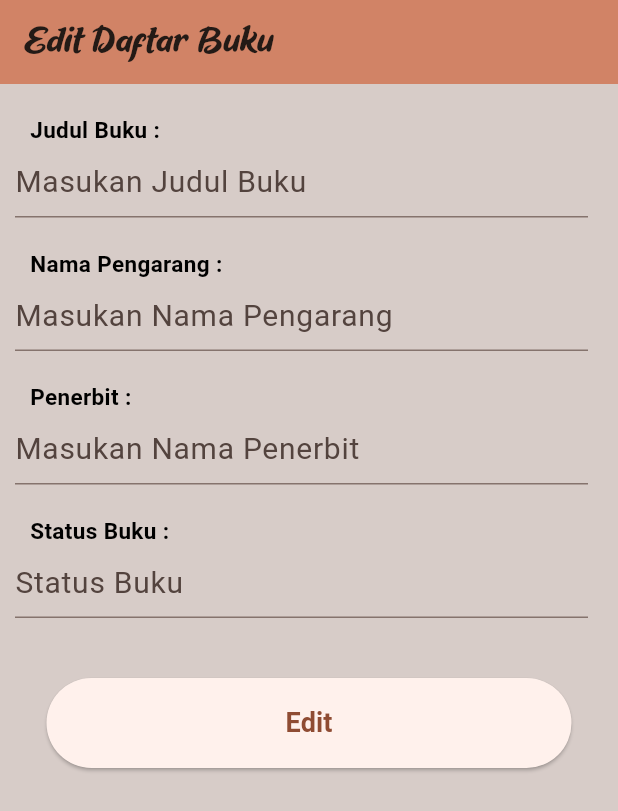
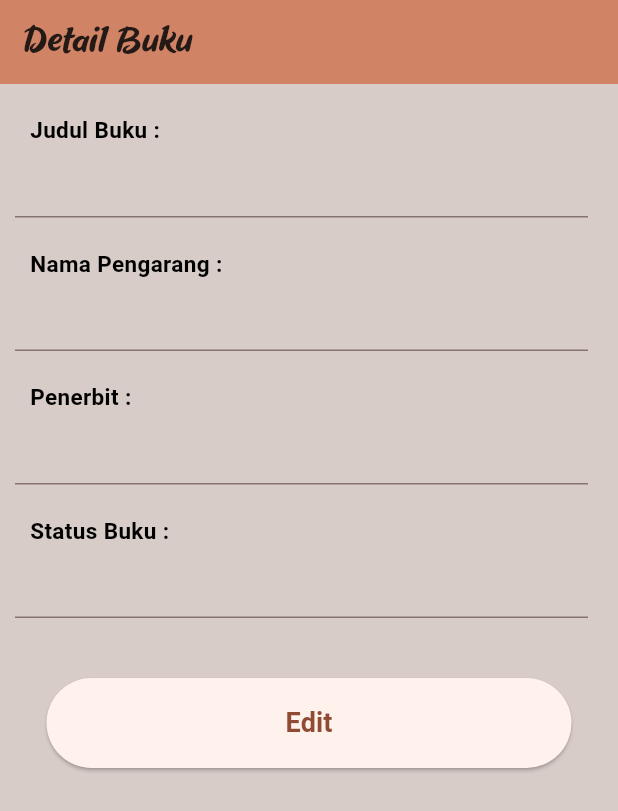
Before and after one commit to Reyfadh07/033_PAWNBOOK, a Flutter app: the screen it shows after launch, on a phone screen of 412 x 824 dp. Shown: the top 811 px of the screen. Run offline on Flutter 3.47's test engine with Material 2 defaults, Android fonts, the phone set to English and light mode, and no system bars.

Commit message:
Membuat view detail buku

```diff
--- a/lib/main.dart
+++ b/lib/main.dart
@@ -1,6 +1,7 @@
 import 'package:flutter/material.dart';
 import 'package:pawn_book/view/add_daftarbuku.dart';
 import 'package:pawn_book/view/add_daftarpeminjam.dart';
+import 'package:pawn_book/view/detail_daftarbuku.dart';
 import 'package:pawn_book/view/edit_daftarbuku.dart';
 import 'package:pawn_book/view/edit_daftarpeminjam.dart';
 import 'package:pawn_book/view/homepage.dart';
@@ -23,7 +24,7 @@ class MyApp extends StatelessWidget {
             ColorScheme.fromSeed(seedColor: Color.fromARGB(255, 209, 131, 102)),
         useMaterial3: true,
       ),
-      home: EditBuku(),
+      home: DetailBuku(),
     );
   }
 }
--- /dev/null
+++ b/lib/view/detail_daftarbuku.dart
@@ -0,0 +1,165 @@
+import 'package:flutter/material.dart';
+
+class DetailBuku extends StatefulWidget {
+  const DetailBuku({super.key});
+
+  @override
+  State<DetailBuku> createState() => _DetailBukuState();
+}
+
+class _DetailBukuState extends State<DetailBuku> {
+  final _formKey = GlobalKey<FormState>();
+  @override
+  Widget build(BuildContext context) {
+    return Scaffold(
+      appBar: AppBar(
+        backgroundColor: Color.fromARGB(255, 209, 131, 102),
+        title: Text(
+          'Detail Buku',
+          style: TextStyle(fontFamily: "ShortBaby"),
+        ),
+      ),
+      backgroundColor: Colors.brown[100],
+      body: SafeArea(
+          child: SingleChildScrollView(
+        child: Column(
+          children: [
+            Form(
+              key: _formKey,
+              child: Column(children: [
+                Container(
+                  margin: const EdgeInsets.only(top: 20),
+                  padding: const EdgeInsets.only(left: 20),
+                  alignment: Alignment.centerLeft,
+                  child: const Text(
+                    "Judul Buku :",
+                    textAlign: TextAlign.left,
+                    style: TextStyle(
+                        color: Colors.black,
+                        fontWeight: FontWeight.bold,
+                        fontSize: 15),
+                  ),
+                ),
+                Container(
+                  padding: const EdgeInsets.only(left: 10),
+                  margin: const EdgeInsets.only(right: 20),
+                  child: TextFormField(
+                    readOnly: true,
+                    decoration: const InputDecoration(
+                      border: UnderlineInputBorder(),
+                      hintText: '',
+                      hintStyle: TextStyle(fontSize: 20),
+                    ),
+                    onSaved: (value) {
+                      //name = value;
+                    },
+                  ),
+                ),
+                Container(
+                  margin: const EdgeInsets.only(top: 20),
+                  padding: const EdgeInsets.only(left: 20),
+                  alignment: Alignment.centerLeft,
+                  child: const Text(
+                    "Nama Pengarang :",
+                    textAlign: TextAlign.left,
+                    style: TextStyle(
+                        color: Colors.black,
+                        fontWeight: FontWeight.bold,
+                        fontSize: 15),
+                  ),
+                ),
+                Container(
+                  padding: const EdgeInsets.only(left: 10),
+                  margin: const EdgeInsets.only(right: 20),
+                  child: TextFormField(
+                    readOnly: true,
+                    decoration: const InputDecoration(
+                      border: UnderlineInputBorder(),
+                      hintText: '',
+                      hintStyle: TextStyle(fontSize: 20),
+                    ),
+                    onSaved: (value) {
+                      //repassword = value;
+                    },
+                  ),
+                ),
+                Container(
+                  margin: const EdgeInsets.only(top: 20),
+                  padding: const EdgeInsets.only(left: 20),
+                  alignment: Alignment.centerLeft,
+                  child: const Text(
+                    "Penerbit :",
+                    textAlign: TextAlign.left,
+                    style: TextStyle(
+                        color: Colors.black,
+                        fontWeight: FontWeight.bold,
+                        fontSize: 15),
+                  ),
+                ),
+                Container(
+                  padding: const EdgeInsets.only(left: 10),
+                  margin: const EdgeInsets.only(right: 20),
+                  child: TextFormField(
+                    readOnly: true,
+                    decoration: const InputDecoration(
+                      border: UnderlineInputBorder(),
+                      hintText: '',
+                      hintStyle: TextStyle(fontSize: 20),
+                    ),
+                    onSaved: (value) {
+                      //repassword = value;
+                    },
+                  ),
+                ),
+                Container(
+                  margin: const EdgeInsets.only(top: 20),
+                  padding: const EdgeInsets.only(left: 20),
+                  alignment: Alignment.centerLeft,
+                  child: const Text(
+                    "Status Buku :",
+                    textAlign: TextAlign.left,
+                    style: TextStyle(
+                        color: Colors.black,
+                        fontWeight: FontWeight.bold,
+                        fontSize: 15),
+                  ),
+                ),
+                Container(
+                  padding: const EdgeInsets.only(left: 10),
+                  margin: const EdgeInsets.only(right: 20),
+                  child: TextFormField(
+                    readOnly: true,
+                    decoration: const InputDecoration(
+                      border: UnderlineInputBorder(),
+                      hintText: '',
+                      hintStyle: TextStyle(fontSize: 20),
+                    ),
+                    onSaved: (value) {
+                      //repassword = value;
+                    },
+                  ),
+                ),
+                Container(
+                  padding: const EdgeInsets.only(top: 40),
+                  child: ElevatedButton(
+                    onPressed: () {},
+                    style: ElevatedButton.styleFrom(
+                        shape: RoundedRectangleBorder(
+                          borderRadius: BorderRadius.circular(80),
+                        ),
+                        minimumSize: const Size(350, 60)),
+                    child: const Text(
+                      "Edit",
+                      style:
+                          TextStyle(fontWeight: FontWeight.bold, fontSize: 18),
+                    ),
+                  ),
+                ),
+              ]),
+            ),
+          ],
+        ),
+      )),
+    );
+  }
+}
--- a/lib/view/widget/header.dart
+++ b/lib/view/widget/header.dart
@@ -4,6 +4,7 @@ AppBar header(context, {removeBackbutton = false}) {
   return AppBar(
     title: Text(
       'PawnBook',
+
       style: TextStyle(fontFamily: "ShortBaby"),
     ),
   );
```
